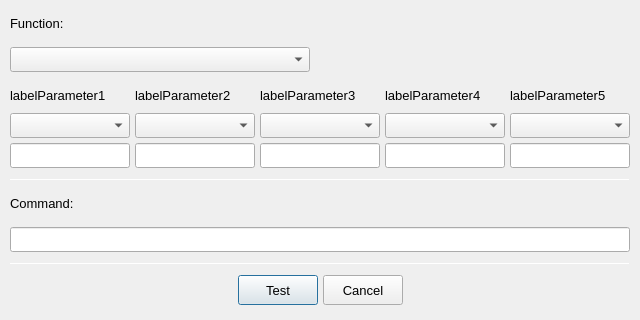
PolybiusExtreme/OutputHooker, file gui/TestOutputWindow.ui: the form before one commit.
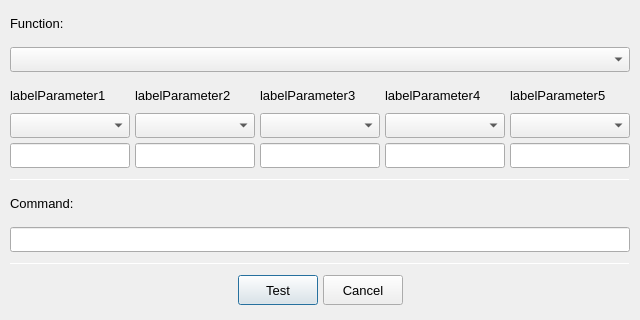
The form after the commit.

The edit to the form file:
```diff
--- a/gui/TestOutputWindow.ui
+++ b/gui/TestOutputWindow.ui
@@ -63,7 +63,7 @@
      </property>
      <property name="maximumSize">
       <size>
-       <width>300</width>
+       <width>620</width>
        <height>25</height>
       </size>
      </property>
```
